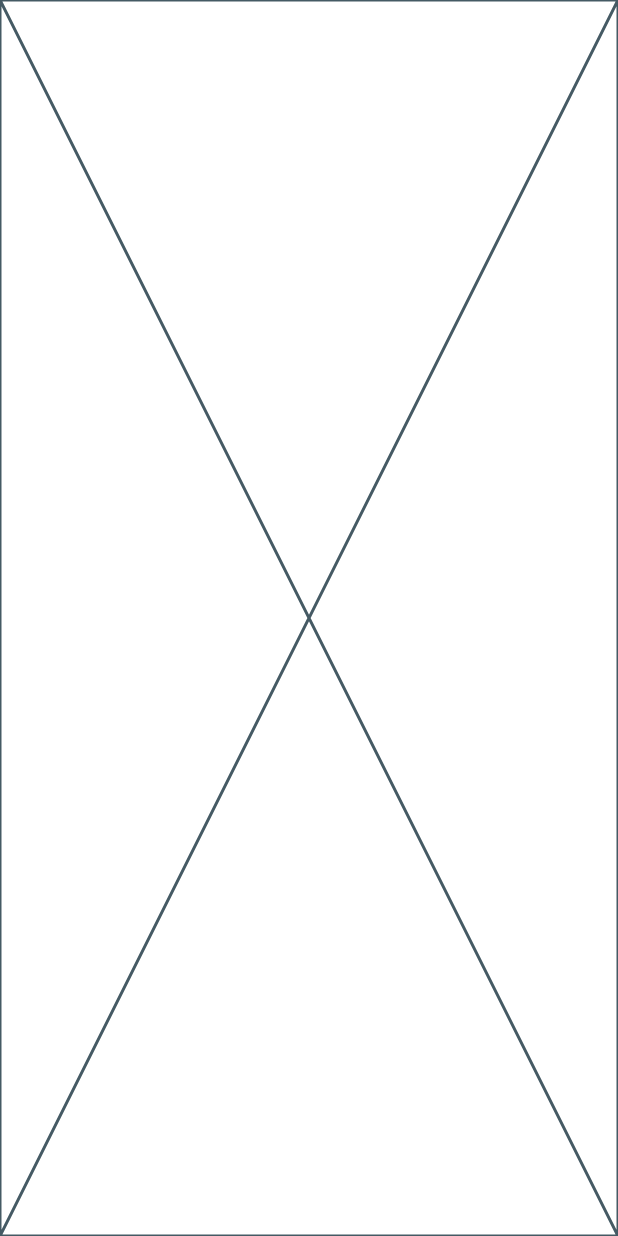
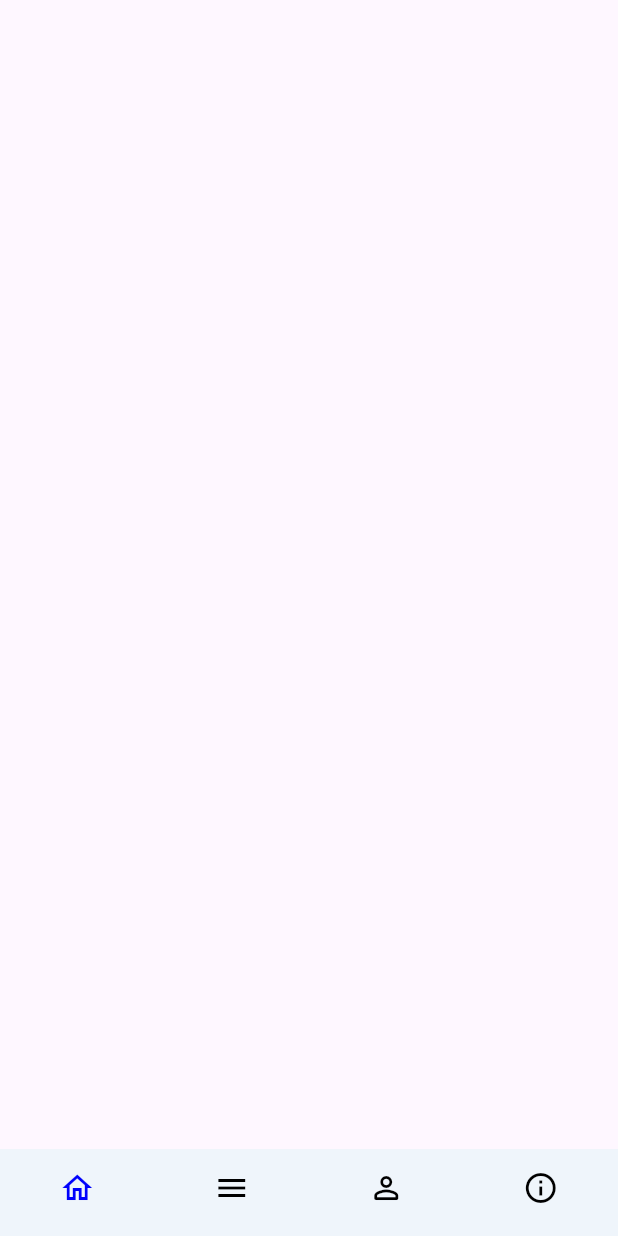
Before and after one commit to Rana-Mohsen/latech, a Flutter app: the screen it shows after launch, on a phone screen of 412 x 824 dp. Run offline on Flutter 3.47's test engine with Material 2 defaults, Android fonts, the phone set to English and light mode, and no system bars; our stand-ins replace firebase_core; accounts and stored records are empty.

```diff
--- a/lib/screens/home_layout.dart
+++ b/lib/screens/home_layout.dart
@@ -1,3 +1,8 @@
+import 'package:final_pro/screens/Home_screen.dart';
+import 'package:final_pro/screens/app_info.dart';
+import 'package:final_pro/screens/category_screen.dart';
+import 'package:final_pro/screens/profile.dart';
+import 'package:flutter/material.dart';
 import 'package:flutter/widgets.dart';
 
 class HomeLayout extends StatefulWidget {
@@ -8,8 +13,40 @@ class HomeLayout extends StatefulWidget {
 }
 
 class _HomeLayoutState extends State<HomeLayout> {
+  int currentIndex = 0;
+  List<Widget> pages = [
+    HomeScreen(),
+    CategoryScreen(),
+    ProfileScreen(),
+    AppinfoScreen()
+  ];
   @override
   Widget build(BuildContext context) {
-    return const Placeholder();
+    return Scaffold(
+      bottomNavigationBar: BottomNavigationBar(
+        elevation: 0,
+        type: BottomNavigationBarType.fixed,
+        showSelectedLabels: false,
+        showUnselectedLabels: false,
+        unselectedItemColor: Colors.black,
+        selectedItemColor: Color(0xff0001fc),
+        backgroundColor: Color(0xffeff5fb),
+        currentIndex: currentIndex,
+        items: [
+          BottomNavigationBarItem(
+              icon: Icon(Icons.home_outlined), label: 'home'),
+          BottomNavigationBarItem(
+              icon: Icon(Icons.menu_sharp), label: 'category'),
+          BottomNavigationBarItem(
+              icon: Icon(Icons.person_outline_rounded), label: 'profile'),
+          BottomNavigationBarItem(
+              icon: Icon(Icons.info_outline), label: 'app_info'),
+        ],
+        onTap: (index) {
+          setState(() {});
+          currentIndex = index;
+        },
+      ),
+    );
   }
 }
```
Also changed, not shown: lib/screens/Home_screen.dart (added, +16 -0 lines), lib/screens/app_info.dart (added, +11 -0 lines), lib/screens/category_screen.dart (added, +11 -0 lines), lib/screens/profile.dart (added, +10 -0 lines).
